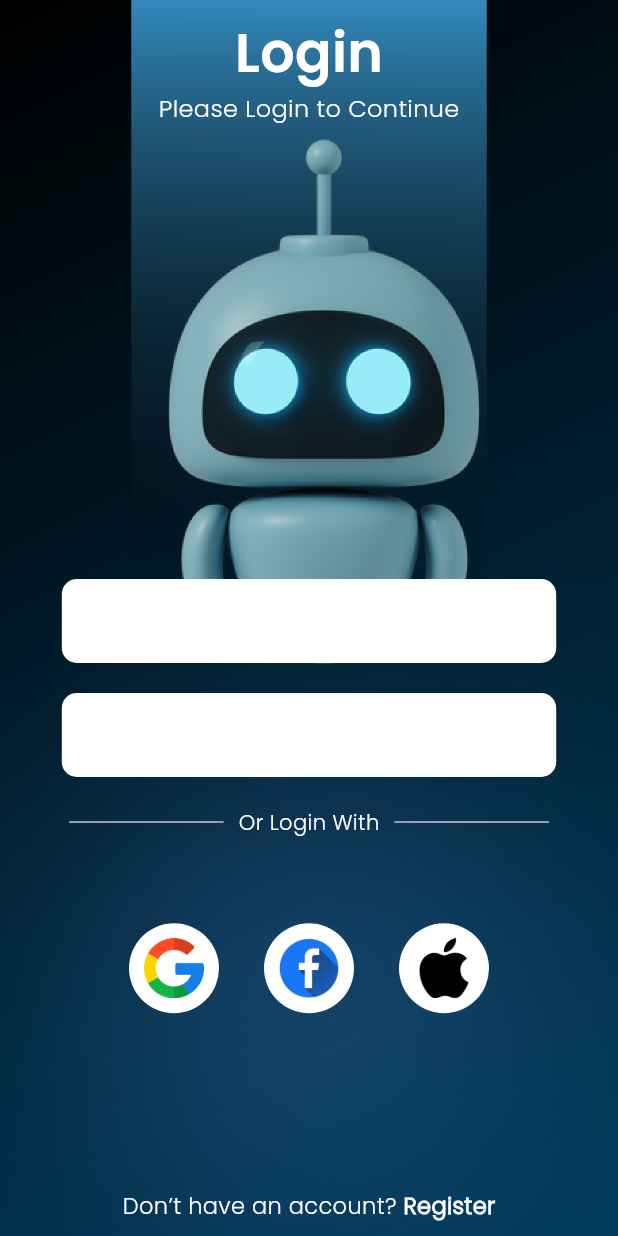
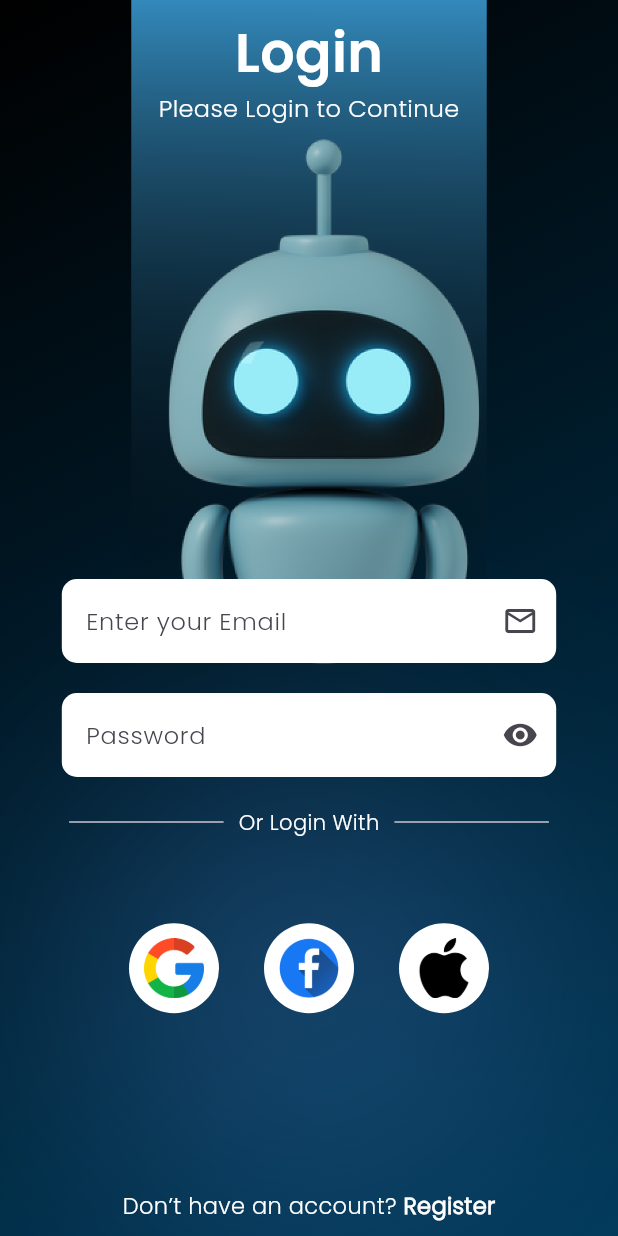
Before and after one commit to Jenish09x/gemini_ai_app, a Flutter app: the screen it shows after launch, on a phone screen of 412 x 824 dp. Run offline on Flutter 3.47's test engine with Material 3 defaults, Android fonts, the phone set to English and light mode, and no system bars; our stand-ins replace firebase_auth, firebase_core, flashy_tab_bar2, gap, get, google_sign_in and 2 more; missing offline and left inert: dart:ffi; accounts and stored records are empty.

Commit message:
first commit

```diff
--- a/lib/main.dart
+++ b/lib/main.dart
@@ -1,5 +1,6 @@
 import 'package:firebase_core/firebase_core.dart';
 import 'package:flutter/cupertino.dart';
+import 'package:flutter/material.dart';
 import 'package:gemini_ai_app/utils/screen_routes.dart';
 import 'package:get/get.dart';
 
--- a/lib/screen/home/model/home_model.dart
+++ b/lib/screen/home/model/home_model.dart
@@ -1,5 +1,3 @@
-import 'package:flutter/material.dart';
-
 class HomeModel {
   List<CandidateModel>? candidates;
 
--- a/lib/screen/login/view/login_screen.dart
+++ b/lib/screen/login/view/login_screen.dart
@@ -17,8 +17,9 @@ class LoginScreen extends StatefulWidget {
 }
 
 class _LoginScreenState extends State<LoginScreen> {
-  TextEditingController txtEmail =TextEditingController();
-  TextEditingController txtPassword =TextEditingController();
+  TextEditingController txtEmail = TextEditingController();
+  TextEditingController txtPassword = TextEditingController();
+
   @override
   Widget build(BuildContext context) {
     return SafeArea(
@@ -104,9 +105,17 @@ class _LoginScreenState extends State<LoginScreen> {
                           color: Colors.white),
                     ),
                     const Spacer(),
-                    CustomTextField(controller: txtEmail,),
+                    CustomTextField(
+                      controller: txtEmail,
+                      hintText: "Enter your Email",
+                      icon: const Icon(Icons.email_outlined),
+                    ),
                     const Gap(20),
-                    CustomTextField(controller: txtPassword,),
+                    CustomTextField(
+                      controller: txtPassword,
+                      hintText: "Password",
+                      icon: const Icon(Icons.remove_red_eye),
+                    ),
                     const Gap(20),
                     Row(
                       mainAxisAlignment: MainAxisAlignment.center,
@@ -136,15 +145,17 @@ class _LoginScreenState extends State<LoginScreen> {
                     Row(
                       mainAxisAlignment: MainAxisAlignment.center,
                       children: [
-                        InkWell(onTap: () async {
-                          String msg=await FireAuthHelper.fireAuthHelper.guestLogin();
-                          Get.snackbar(msg, "Login success fully");
-                          if(msg=="success")
-                          {
-                            FireAuthHelper.fireAuthHelper.checkUser();
-                            Get.offAllNamed('dash');
-                          }
-                        },child: buttonTile("google.png")),
+                        InkWell(
+                            onTap: () async {
+                              String msg = await FireAuthHelper.fireAuthHelper
+                                  .guestLogin();
+                              Get.snackbar(msg, "Login success fully");
+                              if (msg == "success") {
+                                FireAuthHelper.fireAuthHelper.checkUser();
+                                Get.offAllNamed('dash');
+                              }
+                            },
+                            child: buttonTile("google.png")),
                         const Gap(20),
                         buttonTile("facebook (1).png"),
                         const Gap(20),
@@ -185,8 +196,8 @@ class _LoginScreenState extends State<LoginScreen> {
   Container buttonTile(String image) {
     return Container(
       height: 65,
-      margin: EdgeInsets.all(5),
-      padding: EdgeInsets.all(10),
+      margin: const EdgeInsets.all(5),
+      padding: const EdgeInsets.all(10),
       decoration:
           const BoxDecoration(color: Colors.white, shape: BoxShape.circle),
       child: Center(
--- a/pubspec.yaml
+++ b/pubspec.yaml
@@ -43,8 +43,9 @@ dependencies:
   firebase_auth: ^4.17.4
   google_sign_in: ^6.2.1
   cloud_firestore: ^4.15.6
-  path_provider: ^2.1.2
+  path_provider: ^2.1.3
   firebase_storage: ^11.6.10
+  sqflite: ^2.3.3+1
 
 dev_dependencies:
   flutter_test:
```
Also changed, not shown: lib/screen/history/controller/history_controller.dart (added, +14 -0 lines), lib/screen/history/model/history_model.dart (added, +11 -0 lines), lib/screen/history/view/history_screen.dart (+19 -28 lines), lib/screen/home/view/home_screen.dart (+4 -3 lines), lib/utils/database_helper.dart (added, +58 -0 lines), pubspec.lock.
